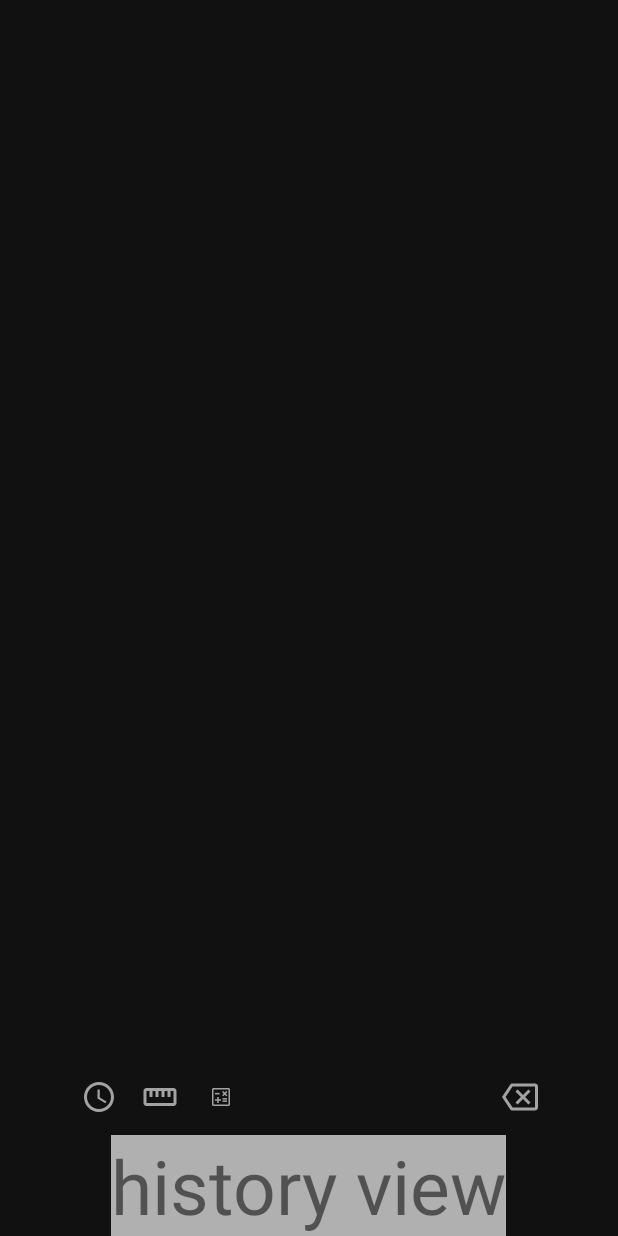
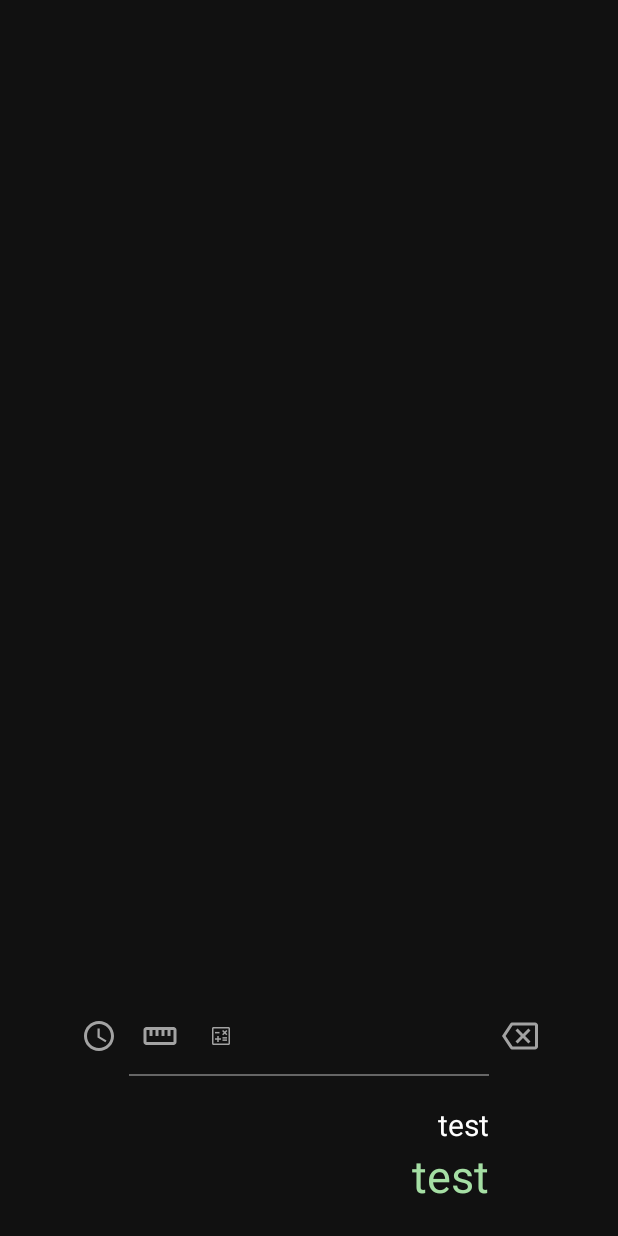
Before and after one commit to asci-00/android_study, an Android app: the fragment HistoryFragment placed in its activity, on a phone screen of 412 x 824 dp. Run offline under Robolectric (Android 15) with nearby library versions, the phone set to English and light mode, and no system bars.

Commit message:
feat: history fragment에 동적 리스트 아이템 추가 - 테스트 데이타 지워야함 -

```diff
--- /dev/null
+++ b/app/src/main/java/com/example/first_project/CustomAdapter.java
@@ -0,0 +1,53 @@
+package com.example.first_project;
+
+import android.view.LayoutInflater;
+import android.view.View;
+import android.view.ViewGroup;
+import android.widget.TextView;
+
+import androidx.annotation.NonNull;
+import androidx.recyclerview.widget.RecyclerView;
+
+import java.util.ArrayList;
+
+public class CustomAdapter extends RecyclerView.Adapter<CustomAdapter.ViewHolder> {
+    private ArrayList<ListItem> list;
+
+    public CustomAdapter(ArrayList<ListItem> list) {
+        this.list = list;
+    }
+
+    @NonNull
+    @Override
+    public ViewHolder onCreateViewHolder(@NonNull ViewGroup parent, int viewType) {
+        View view = LayoutInflater.from(parent.getContext()).inflate(R.layout.item, parent, false);
+        ViewHolder holder = new ViewHolder(view);
+
+        return holder;
+    }
+
+    @Override
+    public void onBindViewHolder(@NonNull ViewHolder holder, int position) {
+        holder.result.setText(list.get(position).getResult());
+        holder.formula.setText(list.get(position).getFormula());
+
+        holder.itemView.setTag(position);
+//        holder.itemView.setOnClickListener();
+    }
+
+    @Override
+    public int getItemCount() {
+        return list != null ? list.size() : 0;
+    }
+
+    public class ViewHolder extends RecyclerView.ViewHolder {
+        protected TextView formula, result;
+
+        public ViewHolder(@NonNull View itemView) {
+            super(itemView);
+
+            this.formula = itemView.findViewById(R.id.item_formula);
+            this.result = itemView.findViewById(R.id.item_result);
+        }
+    }
+}
--- a/app/src/main/java/com/example/first_project/HistoryFragment.java
+++ b/app/src/main/java/com/example/first_project/HistoryFragment.java
@@ -3,16 +3,37 @@ package com.example.first_project;
 import androidx.annotation.NonNull;
 import androidx.annotation.Nullable;
 import androidx.fragment.app.Fragment;
+import androidx.recyclerview.widget.LinearLayoutManager;
+import androidx.recyclerview.widget.RecyclerView;
 
 import android.os.Bundle;
 import android.view.LayoutInflater;
 import android.view.View;
 import android.view.ViewGroup;
 
+import java.util.ArrayList;
+import java.util.Arrays;
+
 public class HistoryFragment extends Fragment {
+    private ArrayList<ListItem> list;
+    private CustomAdapter customAdapter;
+    private RecyclerView recyclerView;
+    private LinearLayoutManager linearLayoutManager;
+
     @Nullable
     @Override
     public View onCreateView(@NonNull LayoutInflater inflater, @Nullable ViewGroup container, @Nullable Bundle savedInstanceState) {
-        return inflater.inflate(R.layout.fragment_history, container, false);
+        View view = inflater.inflate(R.layout.fragment_history, container, false);
+
+        recyclerView = view.findViewById(R.id.recycle_view);
+        linearLayoutManager = new LinearLayoutManager(getActivity());
+        recyclerView.setLayoutManager(linearLayoutManager);
+
+        list = new ArrayList<>(Arrays.asList(new ListItem("test", "test")));
+
+        customAdapter = new CustomAdapter(list);
+        recyclerView.setAdapter(customAdapter);
+
+        return view;
     }
 }
--- /dev/null
+++ b/app/src/main/java/com/example/first_project/ListItem.java
@@ -0,0 +1,19 @@
+package com.example.first_project;
+
+public class ListItem {
+    private String formula;
+    private String result;
+
+    public ListItem(String formula, String result) {
+        this.formula = formula;
+        this.result = result;
+    }
+
+    public String getFormula() {
+        return formula;
+    }
+
+    public String getResult() {
+        return result;
+    }
+}
--- a/app/src/main/res/layout/fragment_history.xml
+++ b/app/src/main/res/layout/fragment_history.xml
@@ -2,13 +2,18 @@
 <LinearLayout xmlns:android="http://schemas.android.com/apk/res/android"
     xmlns:app="http://schemas.android.com/apk/res-auto"
     xmlns:tools="http://schemas.android.com/tools"
-    android:layout_width="match_parent"
+    android:layout_width="240dp"
     android:layout_height="match_parent"
-    android:background="#B7EEEEEE">
-    <TextView
+    android:background="#111">
+    <androidx.recyclerview.widget.RecyclerView
+        android:id="@+id/recycle_view"
         android:layout_width="match_parent"
-        android:layout_height="wrap_content"
-        android:textAlignment="center"
-        android:textSize="50dp"
-        android:text="history view"/>
+        android:layout_height="match_parent"
+        android:background="@drawable/layout"
+        android:paddingVertical="20dp"
+        android:scrollbarFadeDuration="0"
+        android:scrollbarSize="5dp"
+        android:scrollbars="vertical"
+        android:layout_weight="1"
+        android:paddingLeft="20dp" />
 </LinearLayout>
--- /dev/null
+++ b/app/src/main/res/layout/item.xml
@@ -0,0 +1,19 @@
+<?xml version="1.0" encoding="utf-8"?>
+<LinearLayout xmlns:android="http://schemas.android.com/apk/res/android"
+    android:layout_width="match_parent"
+    android:layout_height="wrap_content"
+    android:orientation="vertical"
+    android:gravity="end">
+    <TextView
+        android:id="@+id/item_formula"
+        android:layout_width="wrap_content"
+        android:layout_height="wrap_content"
+        android:textColor="@color/white"
+        android:textSize="20dp"/>
+    <TextView
+        android:id="@+id/item_result"
+        android:layout_width="wrap_content"
+        android:layout_height="wrap_content"
+        android:textColor="#A5DFA4"
+        android:textSize="30dp"/>
+</LinearLayout>
```
